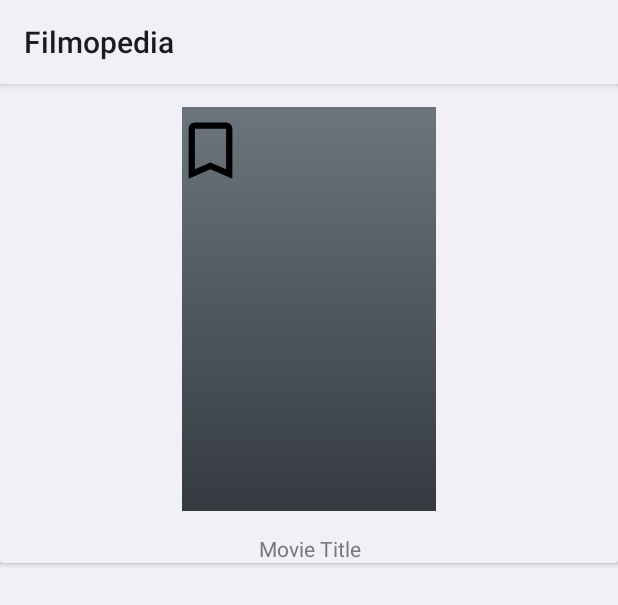
After one commit to TERRA2k5/Filmopedia, an Android app: the layout recycler_layout.xml on its own in the app's theme, with its tools: preview values and no code run, on a phone screen of 412 x 824 dp. The commit adds this screen. Shown: the top 605 px of the screen. Run offline under Robolectric (Android 15) with nearby library versions, the phone set to English and light mode, and no system bars; network calls fail.

```diff
--- a/app/build.gradle.kts
+++ b/app/build.gradle.kts
@@ -91,4 +91,6 @@ dependencies {
 
     implementation("org.jetbrains.kotlinx:kotlinx-coroutines-android:1.3.9")
 
+    implementation("com.squareup.picasso:picasso:2.8")
+
 }
--- a/app/src/main/java/com/example/filmopedia/FragmentActivity.kt
+++ b/app/src/main/java/com/example/filmopedia/FragmentActivity.kt
@@ -9,7 +9,10 @@ import androidx.fragment.app.Fragment
 import androidx.lifecycle.LiveData
 import androidx.lifecycle.Observer
 import androidx.lifecycle.liveData
+import androidx.recyclerview.widget.GridLayoutManager
+import androidx.recyclerview.widget.RecyclerView
 import com.example.filmopedia.data.MovieResponse
+import com.example.filmopedia.data.MoviesData
 import com.example.filmopedia.databinding.ActivityFragmentBinding
 import com.google.firebase.Firebase
 import com.google.firebase.auth.FirebaseAuth
--- /dev/null
+++ b/app/src/main/res/drawable/baseline_bookmark_border_24_black.xml
@@ -0,0 +1,5 @@
+<vector android:height="24dp" android:tint="#000000"
+    android:viewportHeight="24" android:viewportWidth="24"
+    android:width="24dp" xmlns:android="http://schemas.android.com/apk/res/android">
+    <path android:fillColor="@android:color/white" android:pathData="M17,3L7,3c-1.1,0 -1.99,0.9 -1.99,2L5,21l7,-3 7,3L19,5c0,-1.1 -0.9,-2 -2,-2zM17,18l-5,-2.18L7,18L7,5h10v13z"/>
+</vector>
--- /dev/null
+++ b/app/src/main/res/layout/recycler_layout.xml
@@ -0,0 +1,43 @@
+<?xml version="1.0" encoding="utf-8"?>
+<androidx.cardview.widget.CardView xmlns:android="http://schemas.android.com/apk/res/android"
+    android:layout_width="match_parent"
+    android:layout_height="wrap_content"
+    android:id="@+id/recycler">
+
+    <LinearLayout
+        android:layout_width="match_parent"
+        android:layout_height="match_parent"
+        android:orientation="vertical">
+
+
+
+
+        <ImageView
+            android:id="@+id/imWatchlist"
+            android:layout_width="200dp"
+            android:layout_height="300dp"
+            android:layout_gravity="center"
+            android:padding="15dp"
+            android:src="@drawable/background" />
+        <TextView
+            android:id="@+id/tvTitle"
+            android:layout_width="200dp"
+            android:layout_height="wrap_content"
+            android:layout_gravity="center"
+            android:gravity="center"
+            android:text="Movie Title"/>
+
+        <ImageView
+            android:id="@+id/imPoster"
+            android:layout_width="50dp"
+            android:layout_marginLeft="115dp"
+            android:layout_height="50dp"
+            android:layout_marginTop="-300dp"
+            android:src="@drawable/baseline_bookmark_border_24_black"/>
+
+
+
+
+    </LinearLayout>
+
+</androidx.cardview.widget.CardView>
```
Also changed, not shown: app/src/main/java/com/example/filmopedia/model/MyAdapter.kt (added, +41 -0 lines).
